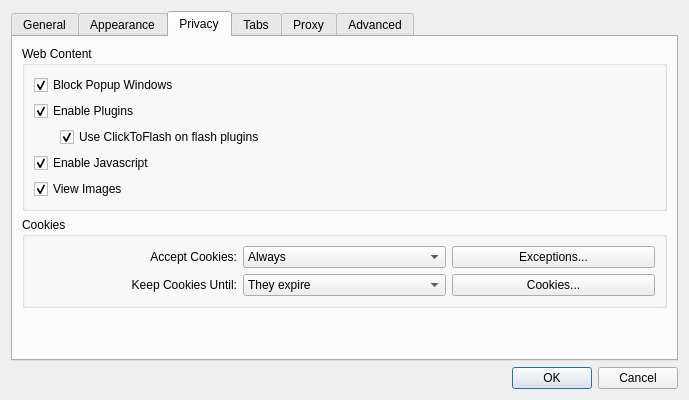
This is src/settings.ui in EndorphinBrowser/browser as Qt 5 draws it before an edit. The edited form follows.
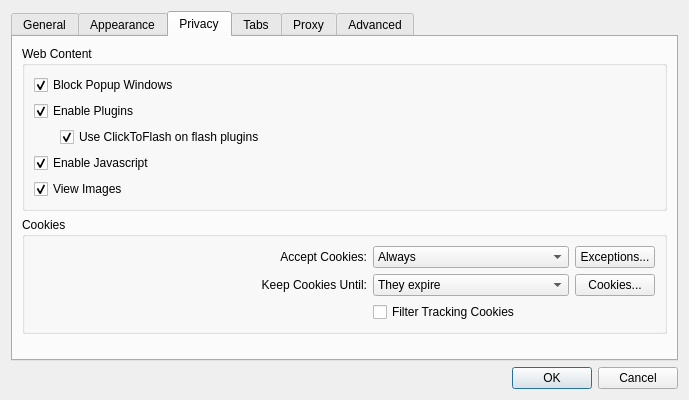
This is the edited form. The open tabs and pages were chosen to show the change.

Commit message: add ability to filter out tracking cookies, eg Google Analytics.

What changed in the file:
```diff
--- a/src/settings.ui
+++ b/src/settings.ui
@@ -465,6 +465,26 @@
             </property>
            </widget>
           </item>
+          <item row="2" column="0">
+           <spacer name="horizontalSpacer_4">
+            <property name="orientation">
+             <enum>Qt::Horizontal</enum>
+            </property>
+            <property name="sizeHint" stdset="0">
+             <size>
+              <width>40</width>
+              <height>20</height>
+             </size>
+            </property>
+           </spacer>
+          </item>
+          <item row="2" column="1">
+           <widget class="QCheckBox" name="filterTrackingCookiesCheckbox">
+            <property name="text">
+             <string>Filter Tracking Cookies</string>
+            </property>
+           </widget>
+          </item>
          </layout>
         </widget>
        </item>
```
Left out of the diff: 2 changed lines with no effect on the pictures. The commit also changes 3 other files.
